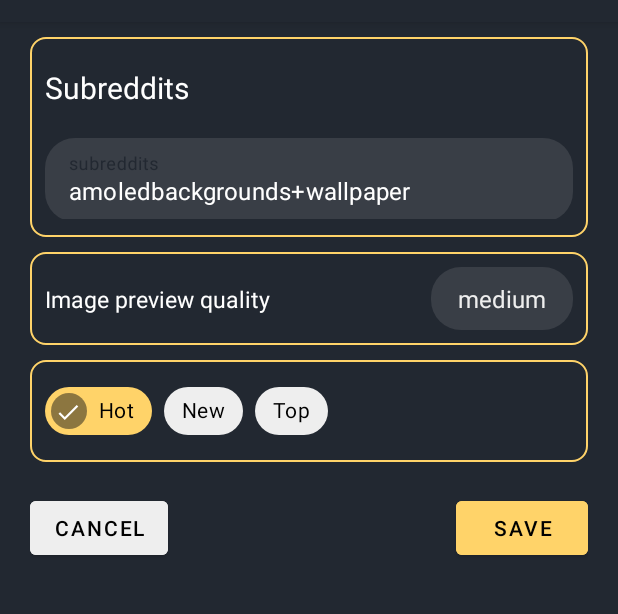
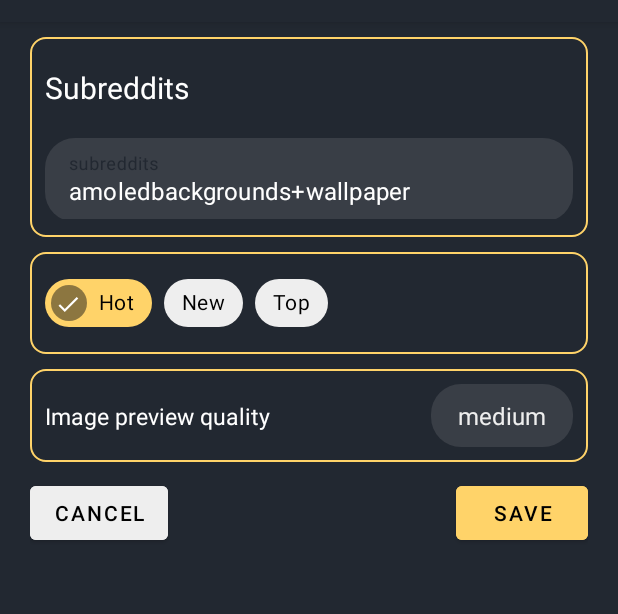
Before and after one commit to ahmed-tasaly/WallMe-Wallpaper, an Android app: the fragment Reddit_settings shown on its own in the app's theme, on a phone screen of 412 x 824 dp, the part 62-676 px from its top. Run offline under Robolectric (Android 15) with nearby library versions, the phone set to English and light mode, and no system bars.

Commit message:
fixed loading widget bug

```diff
--- a/app/src/main/java/com/alaory/wallmewallpaper/Image_list_adapter.kt
+++ b/app/src/main/java/com/alaory/wallmewallpaper/Image_list_adapter.kt
@@ -90,6 +90,9 @@
 
 
     fun addLoadingView(){
+        if(LoadingIndex != -1)
+            removeLoadingView();
+
         listPosts.add(
             List_image("LOADING","")
         );
--- a/app/src/main/java/com/alaory/wallmewallpaper/MainActivity.kt
+++ b/app/src/main/java/com/alaory/wallmewallpaper/MainActivity.kt
@@ -61,6 +61,7 @@
 
         }
     }
+
 
 
     override fun onCreate(savedInstanceState: Bundle?) {
--- a/app/src/main/java/com/alaory/wallmewallpaper/wallhaven_api.kt
+++ b/app/src/main/java/com/alaory/wallmewallpaper/wallhaven_api.kt
@@ -86,7 +86,7 @@
                             }
                         }
                         if(TempList.size > 0){
-                            wallhaven_posts.bottomloading?.setLoaded();
+
                             currentPage++;
                             lastindex = wallhaven_homepage_posts.size;
                             wallhaven_homepage_posts += TempList;
--- a/app/src/main/res/layout/fragment_reddit_settings.xml
+++ b/app/src/main/res/layout/fragment_reddit_settings.xml
@@ -42,14 +42,13 @@
                     app:layout_constraintTop_toTopOf="parent" />
 
                 <com.google.android.material.textfield.TextInputLayout
-                    android:layout_margin="10dp"
                     android:id="@+id/textInput_subreddit"
                     android:layout_width="match_parent"
                     android:layout_height="wrap_content"
+                    android:layout_margin="10dp"
                     app:layout_constraintBottom_toBottomOf="parent"
                     app:layout_constraintLeft_toLeftOf="parent"
-                    app:layout_constraintRight_toRightOf="parent"
-                    >
+                    app:layout_constraintRight_toRightOf="parent">
 
                     <com.google.android.material.textfield.TextInputEditText
                         android:id="@+id/inputText"
@@ -67,49 +66,12 @@
 
 
             <androidx.constraintlayout.widget.ConstraintLayout
-                android:id="@+id/image_preview_container"
+                android:id="@+id/SortBox_"
                 android:layout_width="match_parent"
                 android:layout_height="wrap_content"
                 android:layout_below="@+id/subreddit_container"
                 android:layout_marginHorizontal="20dp"
-                android:background="@drawable/border_line">
-
-                <Spinner
-                    android:id="@+id/image_quality_spinner"
-                    android:layout_width="wrap_content"
-                    android:layout_height="wrap_content"
-                    android:layout_margin="10dp"
-                    android:background="@drawable/textinput"
-                    android:entries="@array/preview_quality"
-                    android:padding="10dp"
-                    android:popupBackground="@color/widget"
-                    android:spinnerMode="dropdown"
-                    app:layout_constraintBottom_toBottomOf="parent"
-                    app:layout_constraintRight_toRightOf="parent"
-                    app:layout_constraintTop_toTopOf="parent" />
-
-                <TextView
-                    android:id="@+id/image_quality_spinner_text"
-                    android:layout_width="wrap_content"
-                    android:layout_height="wrap_content"
-                    android:layout_margin="10dp"
-                    android:text="@string/preview_quality"
-                    android:textColor="@color/white"
-                    android:textSize="15sp"
-                    app:layout_constraintBottom_toBottomOf="parent"
-                    app:layout_constraintLeft_toLeftOf="parent"
-                    app:layout_constraintTop_toTopOf="parent" />
-
-            </androidx.constraintlayout.widget.ConstraintLayout>
-
-
-            <androidx.constraintlayout.widget.ConstraintLayout
-                android:id="@+id/SortBox_"
-                android:layout_width="match_parent"
-                android:layout_height="wrap_content"
-                android:layout_below="@+id/image_preview_container"
-                android:layout_marginVertical="10dp"
-                android:layout_marginHorizontal="20dp"
+                android:layout_marginBottom="10dp"
                 android:background="@drawable/border_line">
 
                 <com.google.android.material.chip.ChipGroup
@@ -172,9 +134,45 @@
             </androidx.constraintlayout.widget.ConstraintLayout>
 
             <androidx.constraintlayout.widget.ConstraintLayout
+                android:id="@+id/image_preview_container"
                 android:layout_width="match_parent"
                 android:layout_height="wrap_content"
                 android:layout_below="@+id/SortBox_"
+                android:layout_marginHorizontal="20dp"
+                android:background="@drawable/border_line">
+
+                <Spinner
+                    android:id="@+id/image_quality_spinner"
+                    android:layout_width="wrap_content"
+                    android:layout_height="wrap_content"
+                    android:layout_margin="10dp"
+                    android:background="@drawable/textinput"
+                    android:entries="@array/preview_quality"
+                    android:padding="10dp"
+                    android:popupBackground="@color/widget"
+                    android:spinnerMode="dropdown"
+                    app:layout_constraintBottom_toBottomOf="parent"
+                    app:layout_constraintRight_toRightOf="parent"
+                    app:layout_constraintTop_toTopOf="parent" />
+
+                <TextView
+                    android:id="@+id/image_quality_spinner_text"
+                    android:layout_width="wrap_content"
+                    android:layout_height="wrap_content"
+                    android:layout_margin="10dp"
+                    android:text="@string/preview_quality"
+                    android:textColor="@color/white"
+                    android:textSize="15sp"
+                    app:layout_constraintBottom_toBottomOf="parent"
+                    app:layout_constraintLeft_toLeftOf="parent"
+                    app:layout_constraintTop_toTopOf="parent" />
+
+            </androidx.constraintlayout.widget.ConstraintLayout>
+
+            <androidx.constraintlayout.widget.ConstraintLayout
+                android:layout_width="match_parent"
+                android:layout_height="wrap_content"
+                android:layout_below="@+id/image_preview_container"
 
                 android:layout_marginHorizontal="20dp"
                 android:layout_marginVertical="10dp"
```
Also changed, not shown: app/src/main/java/com/alaory/wallmewallpaper/Reddit_Api.kt (+5 -5 lines), app/src/main/java/com/alaory/wallmewallpaper/Reddit_posts.kt (+7 -5 lines), app/src/main/java/com/alaory/wallmewallpaper/TagActivity.kt (+46 -16 lines), app/src/main/java/com/alaory/wallmewallpaper/wallhaven_posts.kt (+12 -6 lines).
